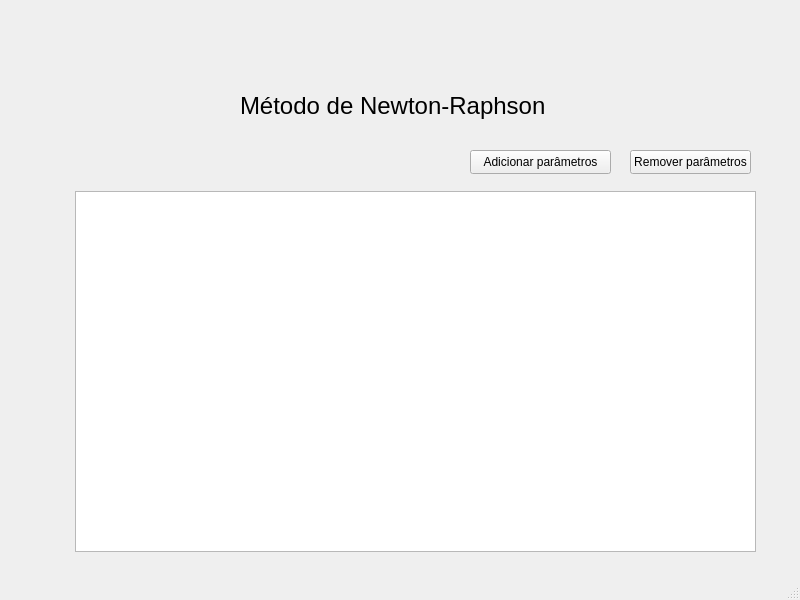
Before: the Qt Designer form mainwindow.ui in pedrogcg2/metodo-newton-raphson-gui, drawn with Qt 5.
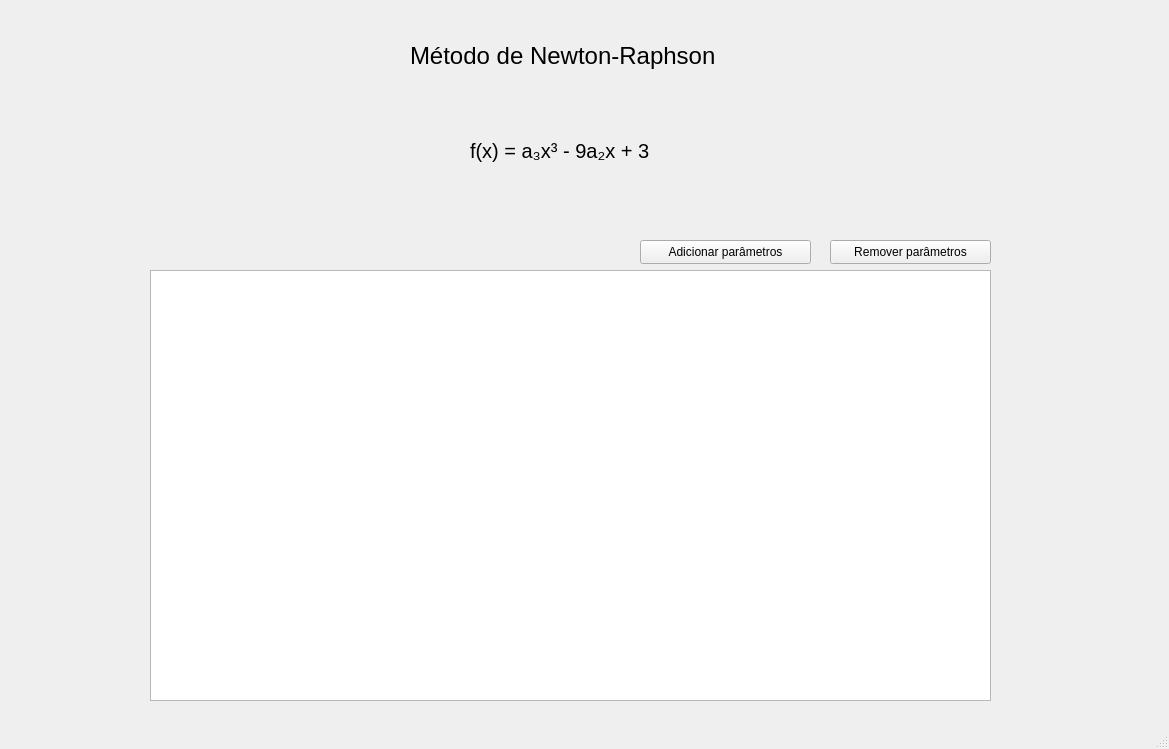
After: the same form once the commit is applied.

```diff
--- a/mainwindow.ui
+++ b/mainwindow.ui
@@ -6,8 +6,8 @@
    <rect>
     <x>0</x>
     <y>0</y>
-    <width>800</width>
-    <height>600</height>
+    <width>1169</width>
+    <height>749</height>
    </rect>
   </property>
   <property name="windowTitle">
@@ -17,9 +17,9 @@
    <widget class="QPushButton" name="addParametersButton">
     <property name="geometry">
      <rect>
-      <x>470</x>
-      <y>150</y>
-      <width>141</width>
+      <x>640</x>
+      <y>240</y>
+      <width>171</width>
       <height>24</height>
      </rect>
     </property>
@@ -30,8 +30,8 @@
    <widget class="QLabel" name="titleLabel">
     <property name="geometry">
      <rect>
-      <x>240</x>
-      <y>70</y>
+      <x>410</x>
+      <y>20</y>
       <width>331</width>
       <height>71</height>
      </rect>
@@ -48,19 +48,19 @@
    <widget class="QTableWidget" name="resultTable">
     <property name="geometry">
      <rect>
-      <x>75</x>
-      <y>191</y>
-      <width>681</width>
-      <height>361</height>
+      <x>150</x>
+      <y>270</y>
+      <width>841</width>
+      <height>431</height>
      </rect>
     </property>
    </widget>
    <widget class="QPushButton" name="removeParametersButton">
     <property name="geometry">
      <rect>
-      <x>630</x>
-      <y>150</y>
-      <width>121</width>
+      <x>830</x>
+      <y>240</y>
+      <width>161</width>
       <height>24</height>
      </rect>
     </property>
@@ -68,6 +68,24 @@
      <string>Remover parâmetros</string>
     </property>
    </widget>
+   <widget class="QLabel" name="label">
+    <property name="geometry">
+     <rect>
+      <x>470</x>
+      <y>130</y>
+      <width>261</width>
+      <height>41</height>
+     </rect>
+    </property>
+    <property name="font">
+     <font>
+      <pointsize>15</pointsize>
+     </font>
+    </property>
+    <property name="text">
+     <string>f(x) = a₃x³ - 9a₂x + 3</string>
+    </property>
+   </widget>
   </widget>
   <widget class="QStatusBar" name="statusbar"/>
  </widget>
```
